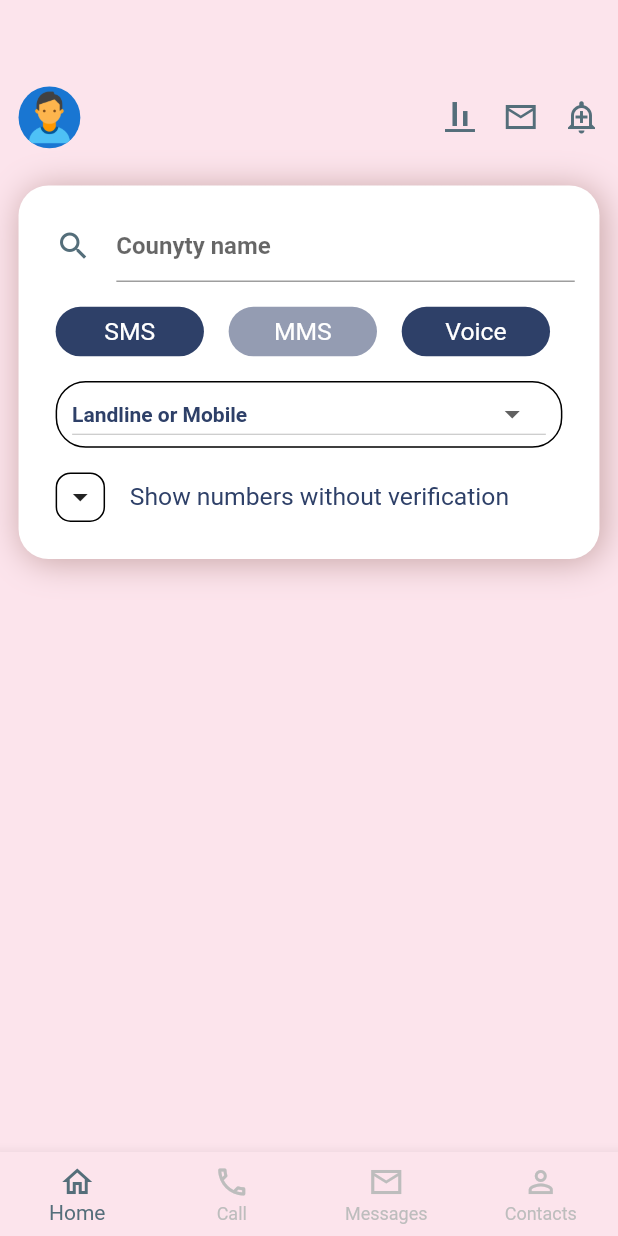
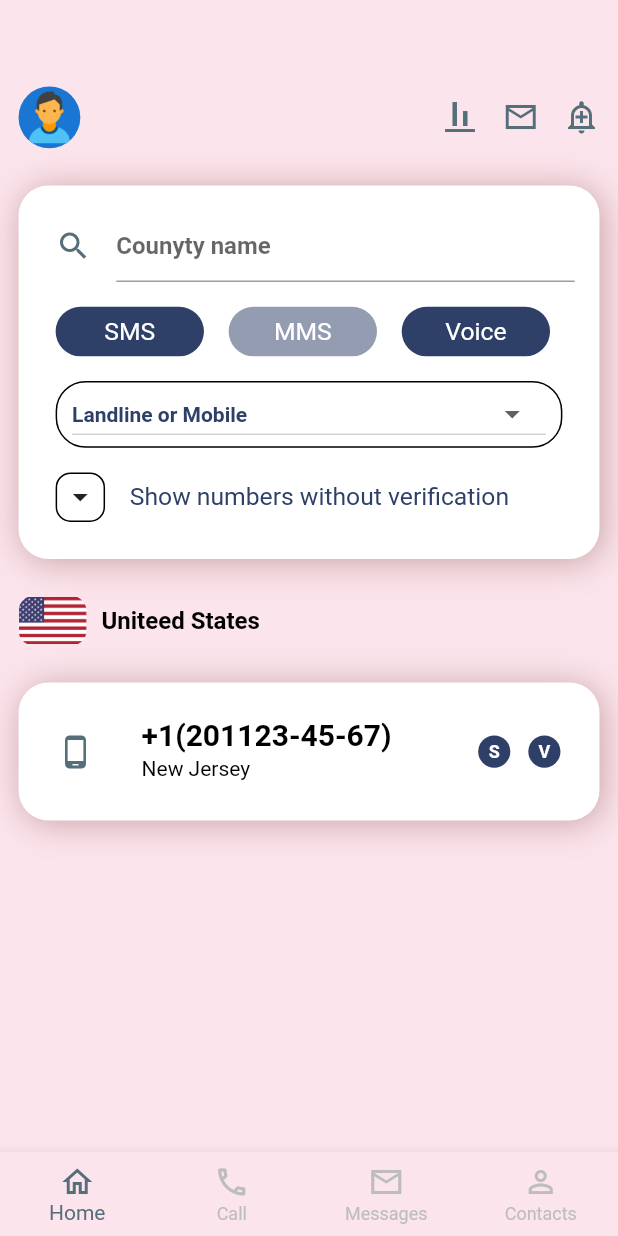
Before and after one commit to Henrik9494/home_screen, a Flutter app: the screen it shows after launch, on a phone screen of 412 x 824 dp. Run offline on Flutter 3.47's test engine with Material 2 defaults, Android fonts, the phone set to English and light mode, and no system bars.

Commit message:
created  container with one user united states

```diff
--- /dev/null
+++ b/lib/models/circle_button_model.dart
@@ -0,0 +1,26 @@
+import 'package:flutter/material.dart';
+import 'package:screen/core/consts/colors.dart';
+
+class CircleButtonModel extends StatelessWidget {
+  String circleButtonText;
+  GestureTapCallback functionOnTap;
+  CircleButtonModel(
+      {Key? key, required this.circleButtonText, required this.functionOnTap})
+      : super(key: key);
+
+  @override
+  Widget build(BuildContext context) {
+    return GestureDetector(
+      onTap: functionOnTap,
+      child: CircleAvatar(
+        radius: MediaQuery.of(context).size.height * 0.013,
+        backgroundColor: searchButtonColor,
+        child: Text(
+          circleButtonText,
+          style: const TextStyle(
+              color: Colors.white, fontSize: 12, fontWeight: FontWeight.bold),
+        ),
+      ),
+    );
+  }
+}
--- /dev/null
+++ b/lib/models/users_phone_numbers_model.dart
@@ -0,0 +1,54 @@
+import 'package:flutter/material.dart';
+import 'package:screen/core/consts/colors.dart';
+import 'package:screen/models/circle_button_model.dart';
+
+class UsersPhoneNumberListModel extends StatelessWidget {
+  String phoneNumber;
+  String regions;
+  GestureTapCallback functionOnTapInSms;
+  GestureTapCallback functionOnTapInvoise;
+  UsersPhoneNumberListModel(
+      {Key? key,
+      required this.phoneNumber,
+      required this.regions,
+      required this.functionOnTapInSms,
+      required this.functionOnTapInvoise})
+      : super(key: key);
+
+  @override
+  Widget build(BuildContext context) {
+    return ListTile(
+      leading: const Padding(
+        padding: EdgeInsets.only(top: 8.0),
+        child: Icon(
+          Icons.phone_android,
+          color: selectedIconColor,
+        ),
+      ),
+      trailing: Wrap(
+        spacing: 12, // space between two icons
+        children: [
+          CircleButtonModel(
+            circleButtonText: "S",
+            functionOnTap: functionOnTapInSms,
+          ), // icon-1
+          CircleButtonModel(
+              circleButtonText: "V",
+              functionOnTap: functionOnTapInvoise), // // icon-2
+        ],
+      ),
+      title: Text(
+        phoneNumber,
+        style: const TextStyle(
+            fontWeight: FontWeight.bold, fontSize: 20, color: Colors.black),
+      ),
+      subtitle: Text(
+        regions,
+        style: const TextStyle(
+            fontWeight: FontWeight.w400,
+            // fontSize: 20,
+            color: Colors.black),
+      ),
+    );
+  }
+}
--- a/lib/models/white_background_container.dart
+++ b/lib/models/white_background_container.dart
@@ -11,9 +11,9 @@ class WhiteBackgraundContainer extends StatelessWidget {
       // height: 500,
 
       decoration: BoxDecoration(
-        color: Color.fromARGB(255, 216, 213, 213),
+        color: const Color.fromARGB(255, 216, 213, 213),
         borderRadius: BorderRadius.circular(20),
-        gradient: LinearGradient(
+        gradient: const LinearGradient(
           begin: Alignment.topLeft,
           end: Alignment.bottomRight,
           colors: [
@@ -21,7 +21,7 @@ class WhiteBackgraundContainer extends StatelessWidget {
             Color.fromARGB(255, 255, 255, 255),
           ],
         ),
-        boxShadow: [
+        boxShadow: const [
           BoxShadow(
             color: Color.fromARGB(255, 198, 164, 164),
             offset: Offset(2.0, 2.0),
--- a/lib/screens/call_screen.dart
+++ b/lib/screens/call_screen.dart
@@ -5,8 +5,6 @@ class CallScreen extends StatelessWidget {
 
   @override
   Widget build(BuildContext context) {
-    return Container(
-      child: const Center(child: Text("Call")),
-    );
+    return const Center(child: Text("Call"));
   }
 }
--- a/lib/screens/contacts_screen.dart
+++ b/lib/screens/contacts_screen.dart
@@ -5,6 +5,6 @@ class ContactsScreen extends StatelessWidget {
 
   @override
   Widget build(BuildContext context) {
-    return Container(child: const Center(child: Text("Contacts")));
+    return const Center(child: Text("Contacts"));
   }
 }
--- a/lib/screens/home_screen.dart
+++ b/lib/screens/home_screen.dart
@@ -2,6 +2,7 @@ import 'package:flutter/material.dart';
 import 'package:screen/core/consts/colors.dart';
 
 import '../widgets/search_container_widget.dart';
+import '../widgets/united_states_container.dart';
 
 class HomeScreen extends StatelessWidget {
   const HomeScreen({Key? key}) : super(key: key);
@@ -59,6 +60,7 @@ class HomeScreen extends StatelessWidget {
               ),
             ),
             SearchContinerWidget(),
+            const UnitedStatesContainer(),
             // WhiteBackgraundContainer(),
             // WhiteBackgraundContainer()
           ],
--- a/lib/screens/messages_screen.dart
+++ b/lib/screens/messages_screen.dart
@@ -5,6 +5,6 @@ class MessagesScreen extends StatelessWidget {
 
   @override
   Widget build(BuildContext context) {
-    return Container(child: const Center(child: Text("messages")));
+    return const Center(child: Text("messages"));
   }
 }
--- /dev/null
+++ b/lib/widgets/united_states_container.dart
@@ -0,0 +1,81 @@
+import 'package:flutter/material.dart';
+
+import '../models/users_phone_numbers_model.dart';
+import '../models/white_background_container.dart';
+
+class UnitedStatesContainer extends StatelessWidget {
+  const UnitedStatesContainer({Key? key}) : super(key: key);
+
+  @override
+  Widget build(BuildContext context) {
+    final mediaQuerySize = MediaQuery.of(context).size;
+    return Column(
+      children: [
+        Padding(
+          padding: EdgeInsets.symmetric(vertical: mediaQuerySize.height * 0.03),
+          child: Row(
+            children: [
+              Container(
+                height: mediaQuerySize.height * 0.04,
+                width: mediaQuerySize.width * 0.11,
+                decoration: const BoxDecoration(
+                    borderRadius: BorderRadius.all(Radius.circular(10)),
+                    image: DecorationImage(
+                        image: AssetImage("assets/images/download.png"))),
+              ),
+              const Padding(
+                padding: EdgeInsets.only(left: 10.0),
+                child: Text(
+                  "Uniteed States",
+                  style: TextStyle(
+                      color: Colors.black,
+                      fontWeight: FontWeight.bold,
+                      fontSize: 16),
+                ),
+              ),
+            ],
+          ),
+        ),
+        WhiteBackgraundContainer(
+          child: Padding(
+            padding: const EdgeInsets.all(10.0),
+            child: Column(
+              children: [
+                UsersPhoneNumberListModel(
+                  phoneNumber: '+1(201123-45-67)',
+                  regions: 'New Jersey',
+                  functionOnTapInSms: () {
+                    debugPrint("Sms Circle Button");
+                  },
+                  functionOnTapInvoise: () {
+                    debugPrint("voice Circle Button");
+                  },
+                ),
+              ],
+            ),
+          ),
+        )
+      ],
+    );
+  }
+}
+
+
+
+//  trailing: Wrap(
+//                     spacing: 12, // space between two icons
+//                     children: [
+//                       CircleButtonModel(
+//                         circleButtonText: "S",
+//                         functionOnTap: () {
+//                           debugPrint("SMS Circle Button");
+//                         },
+//                       ), // icon-1
+//                       CircleButtonModel(
+//                         circleButtonText: "V",
+//                         functionOnTap: () {
+//                           debugPrint("Voise Circle Button");
+//                         },
+//                       ), // // icon-2
+//                     ],
+//                   ),
```
Also changed, not shown: assets/images/download.png (added), assets/images/united_states.png (added).
